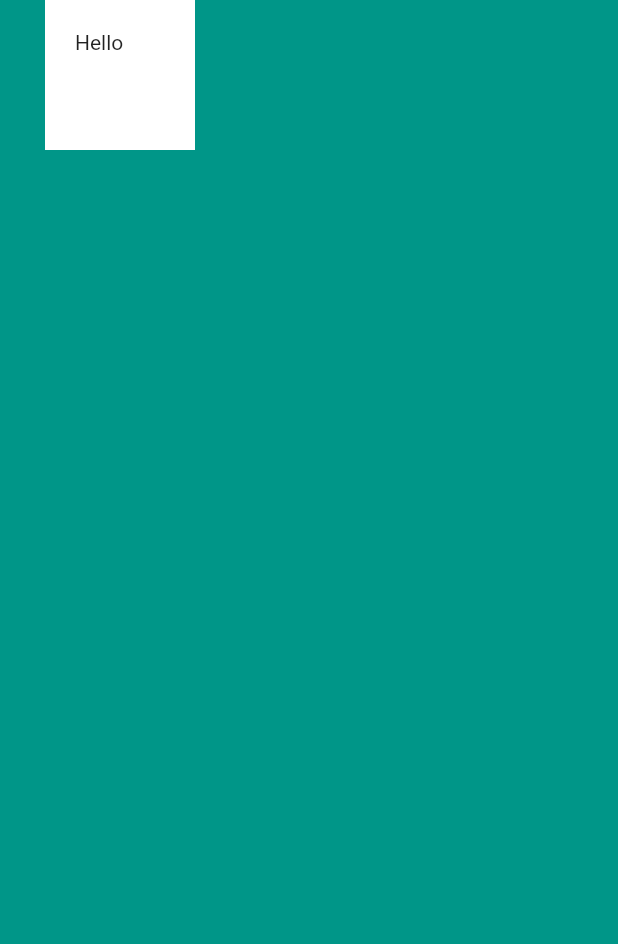
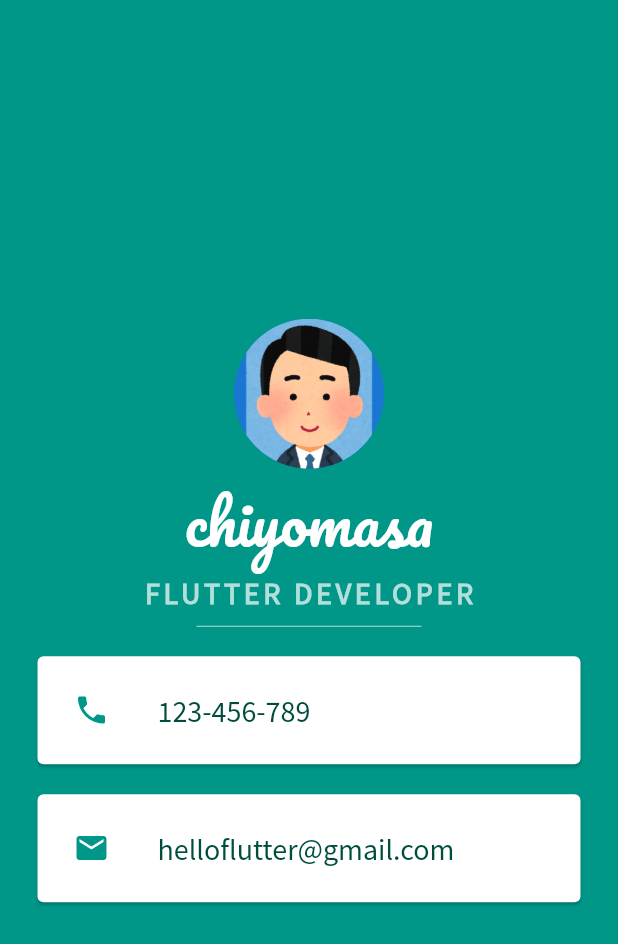
Before and after one commit to chiyomasa/flutter, a Flutter app: the screen it shows after launch, on a phone screen of 412 x 824 dp. Shown: the top 944 px of the screen. Run offline on Flutter 3.47's test engine with Material 2 defaults, Android fonts, the phone set to English and light mode, and no system bars; missing offline and left inert: dart:ffi.

```diff
--- a/card/lib/main.dart
+++ b/card/lib/main.dart
@@ -1,3 +1,5 @@
+import 'dart:ffi';
+
 import 'package:flutter/material.dart';
 
 void main() {
@@ -13,13 +15,87 @@ class MyApp extends StatelessWidget {
       home: Scaffold(
         backgroundColor: Colors.teal,
         body: SafeArea(
-          child: Container(
-            height: 100.0,
-            width: 100.0,
-            margin: EdgeInsets.only(left: 30.0),
-            padding: EdgeInsets.all(20.0),
-            color: Colors.white,
-            child: Text('Hello'),
+          child: Column(
+            mainAxisAlignment: MainAxisAlignment.center,
+            children: [
+              CircleAvatar(
+                radius: 50.0,
+                backgroundImage: AssetImage('images/picture.png'),
+              ),
+              Text(
+                'chiyomasa',
+                style: TextStyle(
+                  fontFamily: 'Pacifico',
+                  color: Colors.white,
+                  fontSize: 40.0,
+                ),
+              ),
+              Text(
+                'FLUTTER DEVELOPER',
+                style: TextStyle(
+                  fontFamily: 'Source Sans Pro',
+                  color: Colors.teal.shade100,
+                  fontSize: 20.0,
+                  letterSpacing: 2.5,
+                  fontWeight: FontWeight.bold,
+                ),
+              ),
+              SizedBox(
+                height: 20.0,
+                width: 150.0,
+                child: Divider(
+                  color: Colors.teal.shade100,
+                ),
+              ),
+              Card(
+                color: Colors.white,
+                margin: EdgeInsets.symmetric(
+                  vertical: 10.0,
+                  horizontal: 25.0,
+                ),
+                child: Padding(
+                  padding: const EdgeInsets.all(8.0),
+                  child: ListTile(
+                    leading: Icon(
+                      Icons.phone,
+                      color: Colors.teal,
+                    ),
+                    title: Text(
+                      '123-456-789',
+                      style: TextStyle(
+                        color: Colors.teal.shade900,
+                        fontFamily: 'Source Sans Pro',
+                        fontSize: 20.0,
+                      ),
+                    ),
+                  ),
+                ),
+              ),
+              Card(
+                color: Colors.white,
+                margin: EdgeInsets.symmetric(
+                  vertical: 10.0,
+                  horizontal: 25.0,
+                ),
+                child: Padding(
+                  padding: const EdgeInsets.all(8.0),
+                  child: ListTile(
+                    leading: Icon(
+                      Icons.email,
+                      color: Colors.teal,
+                    ),
+                    title: Text(
+                      'helloflutter@gmail.com',
+                      style: TextStyle(
+                        color: Colors.teal.shade900,
+                        fontFamily: 'Source Sans Pro',
+                        fontSize: 20.0,
+                      ),
+                    ),
+                  ),
+                ),
+              ),
+            ],
           ),
         ),
       ),
```
Also changed, not shown: card/pubspec.yaml (+12 -55 lines), card/fonts/Pacifico-Regular.ttf (added), card/fonts/SourceSansPro-Regular.ttf (added), card/images/picture.png (added).
